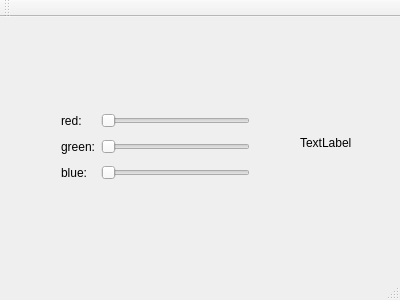
The window that student/12/colorpicker_designer/mainwindow.ui (markusroman/Ohjelmointi2) describes before a commit, drawn with Qt 5.
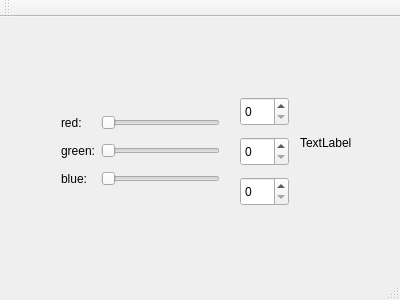
The same window after the commit.

Commit message: Toimiva värinvalitsin.

```diff
--- a/student/12/colorpicker_designer/mainwindow.ui
+++ b/student/12/colorpicker_designer/mainwindow.ui
@@ -19,47 +19,47 @@
      <rect>
       <x>50</x>
       <y>80</y>
-      <width>211</width>
-      <height>101</height>
+      <width>181</width>
+      <height>109</height>
      </rect>
     </property>
     <layout class="QGridLayout" name="gridLayout">
-     <item row="1" column="1">
+     <item row="0" column="1">
       <widget class="QSlider" name="horizontalSliderRed">
        <property name="orientation">
         <enum>Qt::Horizontal</enum>
        </property>
       </widget>
      </item>
-     <item row="3" column="0">
+     <item row="2" column="0">
       <widget class="QLabel" name="labelBlue">
        <property name="text">
         <string>blue:</string>
        </property>
       </widget>
      </item>
-     <item row="1" column="0">
+     <item row="0" column="0">
       <widget class="QLabel" name="labelRed">
        <property name="text">
         <string>red:</string>
        </property>
       </widget>
      </item>
-     <item row="3" column="1">
-      <widget class="QSlider" name="horizontalSliderBlue">
-       <property name="orientation">
-        <enum>Qt::Horizontal</enum>
-       </property>
-      </widget>
-     </item>
      <item row="2" column="1">
+      <widget class="QSlider" name="horizontalSliderBlue">
+       <property name="orientation">
+        <enum>Qt::Horizontal</enum>
+       </property>
+      </widget>
+     </item>
+     <item row="1" column="1">
       <widget class="QSlider" name="horizontalSliderGreen">
        <property name="orientation">
         <enum>Qt::Horizontal</enum>
        </property>
       </widget>
      </item>
-     <item row="2" column="0">
+     <item row="1" column="0">
       <widget class="QLabel" name="labelGreen">
        <property name="text">
         <string>green:</string>
@@ -81,6 +81,36 @@
      <string>TextLabel</string>
     </property>
    </widget>
+   <widget class="QSpinBox" name="spinBoxGreen">
+    <property name="geometry">
+     <rect>
+      <x>240</x>
+      <y>120</y>
+      <width>49</width>
+      <height>29</height>
+     </rect>
+    </property>
+   </widget>
+   <widget class="QSpinBox" name="spinBoxBlue">
+    <property name="geometry">
+     <rect>
+      <x>240</x>
+      <y>160</y>
+      <width>49</width>
+      <height>29</height>
+     </rect>
+    </property>
+   </widget>
+   <widget class="QSpinBox" name="spinBoxRed">
+    <property name="geometry">
+     <rect>
+      <x>240</x>
+      <y>80</y>
+      <width>49</width>
+      <height>29</height>
+     </rect>
+    </property>
+   </widget>
   </widget>
   <widget class="QMenuBar" name="menuBar">
    <property name="geometry">
```
Left out of the diff: 99 changed lines with no effect on the pictures. The commit also changes 1 other file.
